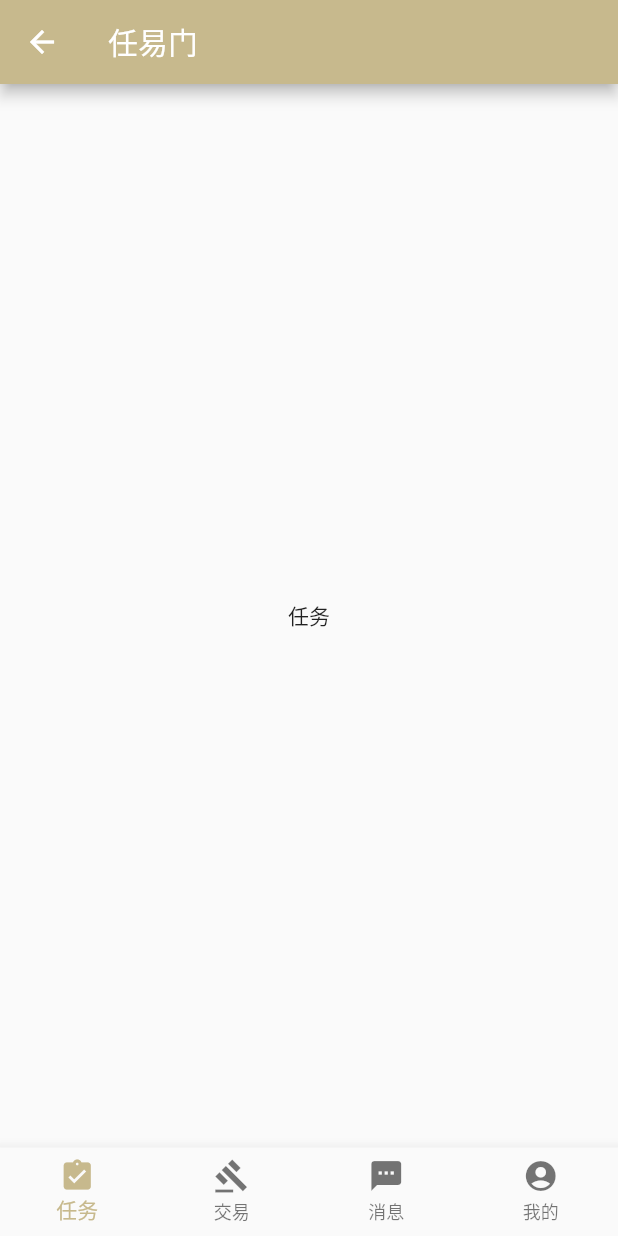
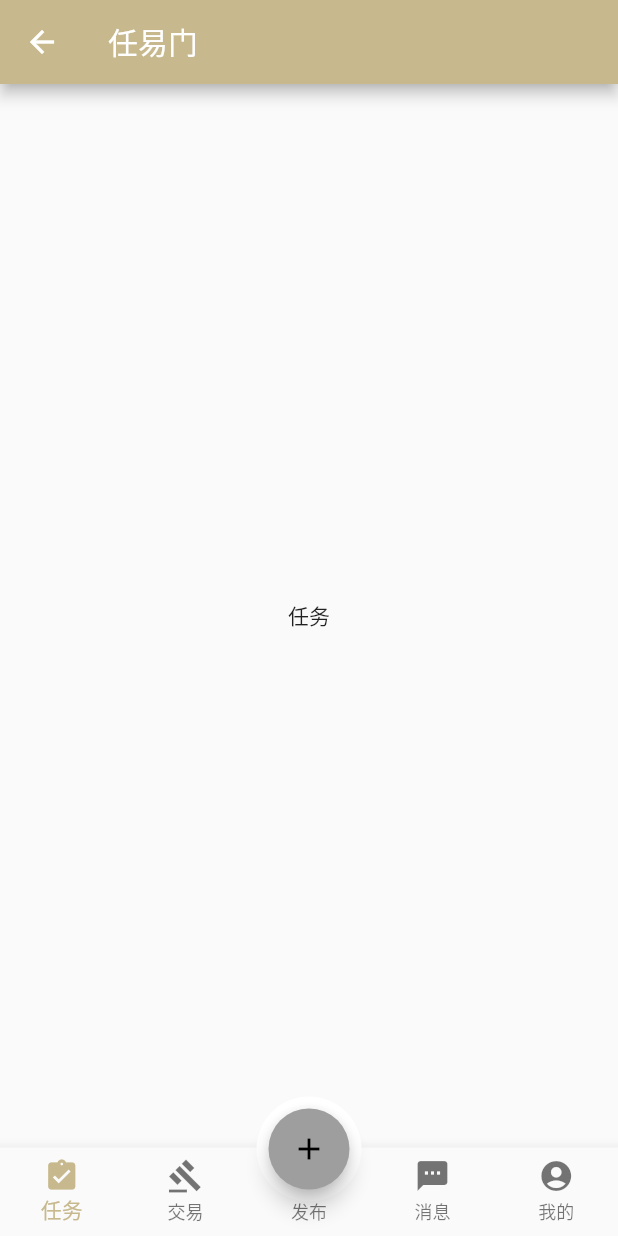
Before and after one commit to EmmaHZY/any_door, a Flutter app: the BottomTabBar screen opened directly, on a phone screen of 412 x 824 dp. Run offline on Flutter 3.47's test engine with Material 2 defaults, Android fonts, the light colour scheme and no system bars.

Commit message:
发布按钮

```diff
--- a/lib/Pages/Home/BottomTabBar.dart
+++ b/lib/Pages/Home/BottomTabBar.dart
@@ -3,6 +3,7 @@ import 'package:any_door/my_colors.dart';
 
 import 'package:any_door/Pages/Task/TaskPage.dart';
 import 'package:any_door/Pages/Deal/DealPage.dart';
+import 'package:any_door/Pages/Publish/PublishPage.dart';
 import 'package:any_door/Pages/Message/MessagePage.dart';
 import 'package:any_door/Pages/Mine/MinePage.dart';
 
@@ -19,7 +20,7 @@ class BottomTabBar extends StatefulWidget {
 
 class _BottomTabBarState extends State<BottomTabBar> {
   int currentIndex = 0;
-  List pageList = [const TaskPage(), const DealPage(), const MessagePage(), const MinePage()];
+  List pageList = [const TaskPage(), const DealPage(), const PublishPage(),const MessagePage(), const MinePage()];
 
   @override
   Widget build(BuildContext context) {
@@ -28,7 +29,31 @@ class _BottomTabBarState extends State<BottomTabBar> {
         title: const Text('任易门'),
       ),
       body: pageList[currentIndex],
-      bottomNavigationBar: BottomNavigationBar(
+      floatingActionButton: Container(//中心悬浮
+        height: 70,
+        width: 70,
+        padding: const EdgeInsets.all(8),
+        //设置：内边距8
+        margin: const EdgeInsets.only(top: 2),
+        //设置：外边距2
+        decoration: BoxDecoration(
+            borderRadius: BorderRadius.circular(40), color: Colors.white),
+        child: FloatingActionButton(
+            child: const Icon(Icons.add),
+            onPressed: () {
+              setState(() {
+                //可以实现重新渲染页面，因为_currentIndex变成了1，所以页面会跳转到分类页面
+                currentIndex = 2; //点击浮动按钮时，切换到分类页面
+              });
+            },
+            backgroundColor: currentIndex == 2
+                ? MyColors.mPrimaryColor
+                : Colors.grey //利用三目运算符，实现选中时，浮动按钮背景颜色变化
+        ),
+      ),
+      floatingActionButtonLocation: FloatingActionButtonLocation.centerDocked,
+
+      bottomNavigationBar: BottomNavigationBar(//底部导航栏布局
         currentIndex: currentIndex,
         onTap: (int index) {
           setState(() {
@@ -39,6 +64,7 @@ class _BottomTabBarState extends State<BottomTabBar> {
         items: const [
           BottomNavigationBarItem(icon: Icon(Icons.assignment_turned_in),label:"任务"),
           BottomNavigationBarItem(icon: Icon(Icons.gavel),label:"交易"),
+          BottomNavigationBarItem(icon: Icon(Icons.gavel),label:"发布"),
           BottomNavigationBarItem(icon: Icon(Icons.textsms),label:"消息"),
           BottomNavigationBarItem(icon: Icon(Icons.account_circle_rounded),label:"我的"),
         ],
```
Also changed, not shown: lib/Pages/Publish/PublishPage.dart (added, +12 -0 lines).
